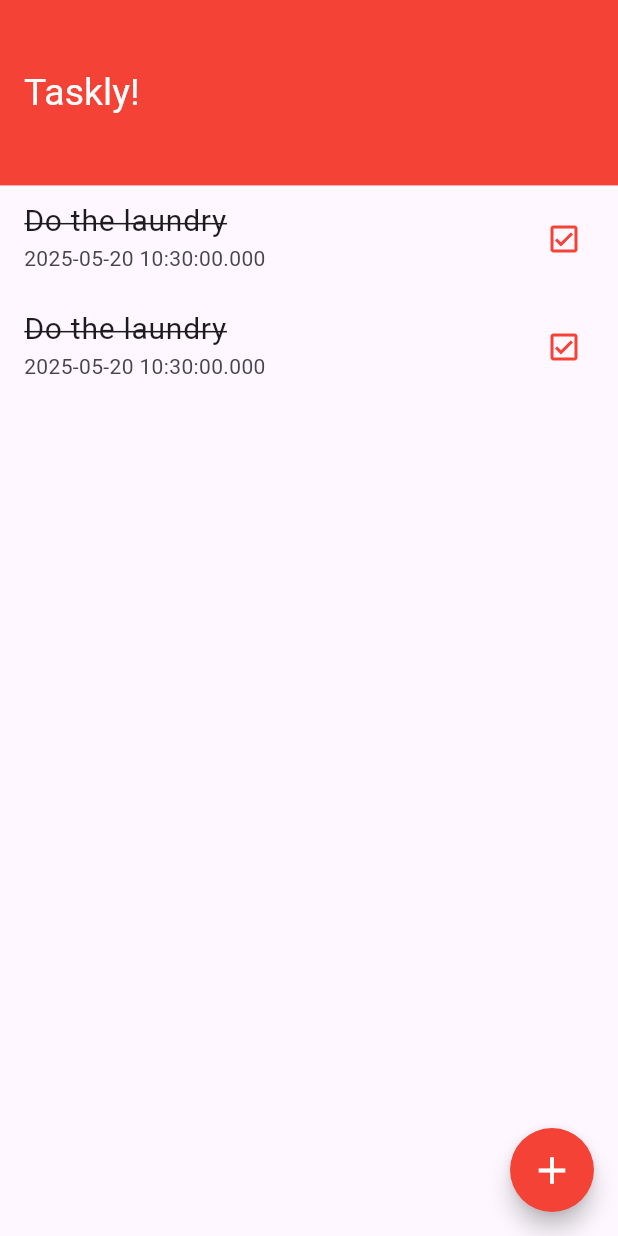
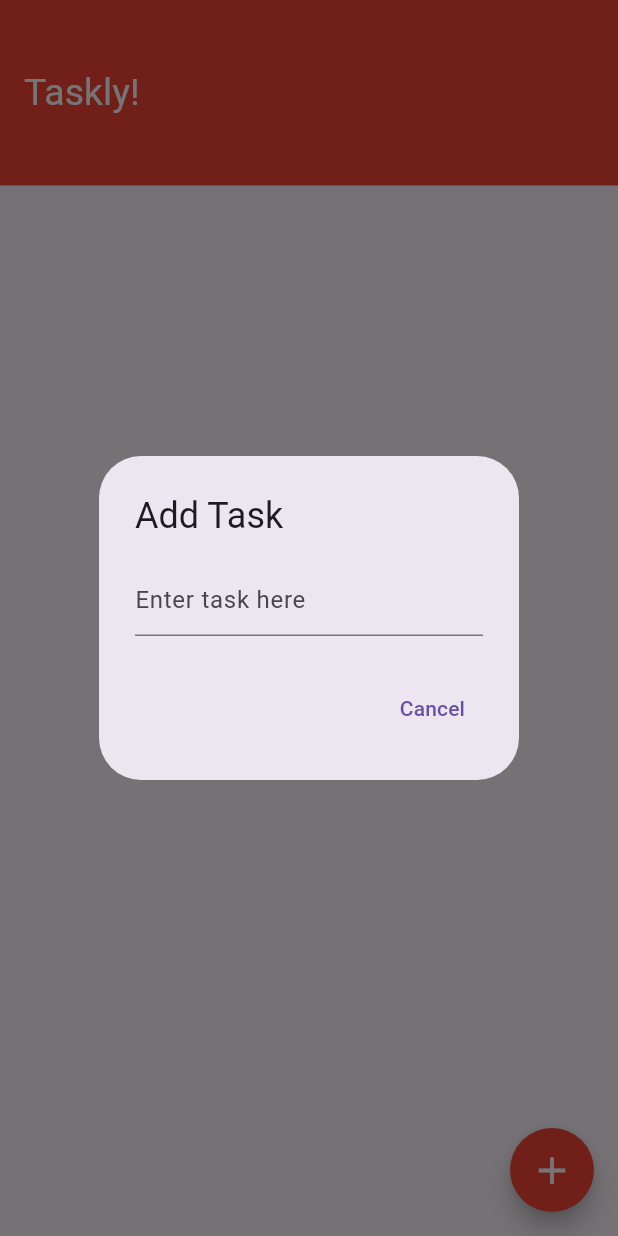
Before and after one commit to arkar-00/taskly, a Flutter app: the screen it shows after launch, after a tap on the "add" icon, on a phone screen of 412 x 824 dp. Run offline on Flutter 3.47's test engine with Material 3 defaults, Android fonts, the phone set to English and light mode, and no system bars; our stand-ins replace hive_flutter; accounts and stored records are empty.

Commit message:
feat: add new task

```diff
--- a/lib/home_page.dart
+++ /dev/null
@@ -1,75 +0,0 @@
-import 'package:flutter/material.dart';
-
-class HomePage extends StatefulWidget {
-  const HomePage({super.key});
-  @override
-  State<StatefulWidget> createState() {
-    return _HomePageState();
-  }
-}
-
-class _HomePageState extends State<HomePage> {
-  late double _deviceHeight, _deviceWidth;
-  _HomePageState();
-  @override
-  Widget build(BuildContext context) {
-    _deviceHeight = MediaQuery.of(context).size.height;
-    _deviceWidth = MediaQuery.of(context).size.width;
-    return Scaffold(
-      appBar: AppBar(
-        title: const Text(
-          'Taskly!',
-          style: TextStyle(fontSize: 25, color: Colors.white),
-        ),
-        backgroundColor: Colors.red,
-        toolbarHeight: _deviceHeight * 0.15,
-      ),
-      body: _tasksList(),
-      floatingActionButton: _addTaskButton(),
-    );
-  }
-
-  Widget _tasksList() {
-    return ListView(
-      children: [
-        ListTile(
-          title: const Text(
-            'Do the laundry',
-            style: TextStyle(
-              fontSize: 20,
-              decoration: TextDecoration.lineThrough,
-            ),
-          ),
-          subtitle: Text(DateTime.now().toString()),
-          trailing: const Icon(Icons.check_box_outlined, color: Colors.red),
-          onTap: () {
-            // Handle task tap
-          },
-        ),
-        ListTile(
-          title: const Text(
-            'Do the laundry',
-            style: TextStyle(
-              fontSize: 20,
-              decoration: TextDecoration.lineThrough,
-            ),
-          ),
-          subtitle: Text(DateTime.now().toString()),
-          trailing: const Icon(Icons.check_box_outlined, color: Colors.red),
-          onTap: () {
-            // Handle task tap
-          },
-        ),
-      ],
-    );
-  }
-
-  Widget _addTaskButton() {
-    return FloatingActionButton(
-      shape: const CircleBorder(),
-      onPressed: () {},
-      backgroundColor: Colors.red,
-      child: const Icon(Icons.add, size: 30, color: Colors.white),
-    );
-  }
-}
--- a/lib/main.dart
+++ b/lib/main.dart
@@ -1,7 +1,9 @@
 import 'package:flutter/material.dart';
-import 'package:taskly/home_page.dart';
+import 'package:hive_flutter/hive_flutter.dart';
+import 'package:taskly/pages/home_page.dart';
 
-void main() {
+void main() async {
+  await Hive.initFlutter("hive_boxes");
   runApp(const MyApp());
 }
 
--- /dev/null
+++ b/lib/models/task.dart
@@ -0,0 +1,19 @@
+class Task {
+  String content;
+  DateTime timestamp;
+  bool isDone;
+
+  Task({required this.content, required this.timestamp, required this.isDone});
+
+  factory Task.fromMap(Map task) {
+    return Task(
+      content: task['content'],
+      timestamp: task['timestamp'],
+      isDone: task['isDone'],
+    );
+  }
+
+  Map toMap() {
+    return {'content': content, 'timestamp': timestamp, 'isDone': isDone};
+  }
+}
--- /dev/null
+++ b/lib/pages/home_page.dart
@@ -0,0 +1,141 @@
+import 'package:flutter/material.dart';
+import 'package:hive_flutter/hive_flutter.dart';
+import 'package:taskly/models/task.dart';
+
+class HomePage extends StatefulWidget {
+  const HomePage({super.key});
+  @override
+  State<StatefulWidget> createState() {
+    return _HomePageState();
+  }
+}
+
+class _HomePageState extends State<HomePage> {
+  late double _deviceHeight, _deviceWidth;
+
+  String? _newTaskContent;
+  Box? _box;
+
+  _HomePageState();
+
+  @override
+  void initState() {
+    super.initState();
+    // Initialize Hive and open the box here if needed
+  }
+
+  @override
+  Widget build(BuildContext context) {
+    _deviceHeight = MediaQuery.of(context).size.height;
+    _deviceWidth = MediaQuery.of(context).size.width;
+
+    return Scaffold(
+      appBar: AppBar(
+        title: const Text(
+          'Taskly!',
+          style: TextStyle(fontSize: 25, color: Colors.white),
+        ),
+        backgroundColor: Colors.red,
+        toolbarHeight: _deviceHeight * 0.15,
+      ),
+      body: _tasksView(),
+      floatingActionButton: _addTaskButton(),
+    );
+  }
+
+  Widget _tasksView() {
+    return FutureBuilder(
+      future: Hive.openBox('tasks'),
+      builder: (BuildContext context, AsyncSnapshot snapshot) {
+        if (snapshot.connectionState == ConnectionState.done) {
+          _box = snapshot.data;
+          // You can replace this with your actual widget when data is available
+          return _tasksList();
+        } else {
+          return const Center(
+            child: CircularProgressIndicator(color: Colors.red),
+          );
+        }
+      },
+    );
+  }
+
+  Widget _tasksList() {
+    List tasks = _box!.values.toList();
+    return ListView.builder(
+      itemCount: tasks.length,
+      itemBuilder: (context, index) {
+        Task task = Task.fromMap(tasks[index]);
+        return ListTile(
+          title: Text(
+            task.content,
+            style: TextStyle(
+              fontSize: 20,
+              decoration: task.isDone ? TextDecoration.lineThrough : null,
+            ),
+          ),
+          subtitle: Text(task.timestamp.toString()),
+          trailing: Icon(
+            task.isDone
+                ? Icons.check_box_outlined
+                : Icons.check_box_outline_blank,
+            color: Colors.red,
+          ),
+          onTap: () {
+            // Handle task tap
+          },
+        );
+      },
+    );
+  }
+
+  Widget _addTaskButton() {
+    return FloatingActionButton(
+      shape: const CircleBorder(),
+      onPressed: _showAddTaskDialog,
+      backgroundColor: Colors.red,
+      child: const Icon(Icons.add, size: 30, color: Colors.white),
+    );
+  }
+
+  void _showAddTaskDialog() {
+    showDialog(
+      context: context,
+      builder: (context) {
+        return AlertDialog(
+          title: const Text('Add Task'),
+          content: TextField(
+            decoration: const InputDecoration(hintText: 'Enter task here'),
+            onSubmitted: (value) {
+              if (_newTaskContent != null) {
+                var task = Task(
+                  content: _newTaskContent!,
+                  timestamp: DateTime.now(),
+                  isDone: false,
+                );
+                _box!.add(task.toMap());
+                setState(() {
+                  _newTaskContent = null;
+                });
+                Navigator.of(context).pop();
+              }
+            },
+            onChanged: (value) {
+              setState(() {
+                _newTaskContent = value;
+              });
+            },
+          ),
+          actions: [
+            TextButton(
+              onPressed: () {
+                Navigator.of(context).pop();
+              },
+              child: const Text('Cancel'),
+            ),
+          ],
+        );
+      },
+    );
+  }
+}
```
